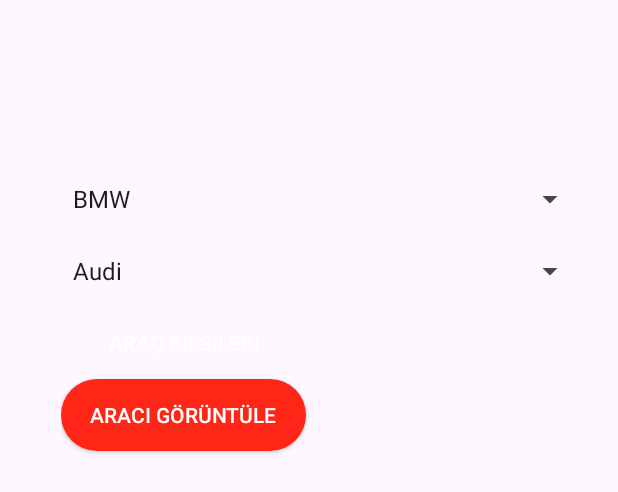
After one commit to MustafaIncee/AR-Project, an Android app: the layout activity_screen.xml on its own in the app's theme, with its tools: preview values and no code run, on a phone screen of 412 x 824 dp. The commit adds this screen. Shown: the top 492 px of the screen. Run offline under Robolectric (Android 15) with nearby library versions, the phone set to English and light mode, and no system bars.

Commit message:
screen activity

```diff
--- a/app/build.gradle.kts
+++ b/app/build.gradle.kts
@@ -37,7 +37,7 @@ android {
 
 dependencies {
 
-    implementation("androidx.core:core-ktx:1.9.0")
+    implementation("androidx.core:core-ktx:1.12.0")
     implementation("androidx.appcompat:appcompat:1.6.1")
     implementation("com.google.android.material:material:1.10.0")
     implementation("androidx.constraintlayout:constraintlayout:2.1.4")
--- a/app/src/main/AndroidManifest.xml
+++ b/app/src/main/AndroidManifest.xml
@@ -1,6 +1,7 @@
 <?xml version="1.0" encoding="utf-8"?>
 <manifest xmlns:android="http://schemas.android.com/apk/res/android"
-    xmlns:tools="http://schemas.android.com/tools">
+    xmlns:tools="http://schemas.android.com/tools"
+    package="com.example.ar_project_v1">
 
     <application
         android:allowBackup="true"
@@ -14,6 +15,9 @@
         tools:targetApi="31">
         <activity
             android:name=".MainActivity"
+            android:exported="true" />
+        <activity
+            android:name=".ScreenActivity"
             android:exported="true">
             <intent-filter>
                 <action android:name="android.intent.action.MAIN" />
--- /dev/null
+++ b/app/src/main/res/drawable/aracbilgibutton.xml
@@ -0,0 +1,5 @@
+<?xml version="1.0" encoding="utf-8"?>
+<shape xmlns:android="http://schemas.android.com/apk/res/android">
+    <corners android:radius="50dp"></corners>
+
+</shape>
--- /dev/null
+++ b/app/src/main/res/drawable/aracgoruntulebutton.xml
@@ -0,0 +1,6 @@
+<?xml version="1.0" encoding="utf-8"?>
+<shape xmlns:android="http://schemas.android.com/apk/res/android">
+<solid android:color="#FF2517"></solid>
+    <corners android:radius="100dp"></corners>
+
+</shape>
--- /dev/null
+++ b/app/src/main/res/layout/activity_screen.xml
@@ -0,0 +1,82 @@
+<?xml version="1.0" encoding="utf-8"?>
+<androidx.constraintlayout.widget.ConstraintLayout xmlns:android="http://schemas.android.com/apk/res/android"
+    xmlns:app="http://schemas.android.com/apk/res-auto"
+    xmlns:tools="http://schemas.android.com/tools"
+    android:layout_width="match_parent"
+    android:layout_height="match_parent"
+    tools:context=".ScreenActivity">
+
+    <ScrollView
+        android:id="@+id/scrollView2"
+        android:layout_width="394dp"
+        android:layout_height="672dp"
+        android:fillViewport="true"
+        android:padding="16dp"
+        app:layout_constraintBottom_toBottomOf="parent"
+        app:layout_constraintEnd_toEndOf="parent"
+        app:layout_constraintStart_toStartOf="parent"
+        app:layout_constraintTop_toTopOf="parent"
+        tools:context=".MainScreenActivity">
+
+        <LinearLayout
+            android:layout_width="match_parent"
+            android:layout_height="wrap_content"
+            android:layout_marginTop="1dp"
+            android:orientation="vertical"
+            android:padding="15dp">
+
+
+
+            <Spinner
+                android:id="@+id/marka"
+                android:layout_width="350dp"
+                android:layout_height="48dp"
+                android:entries="@array/markalar"
+                android:hint="Marka giriniz"
+                android:inputType="text" />
+
+
+            <Spinner
+                android:id="@+id/model"
+                android:layout_width="350dp"
+                android:layout_height="48dp"
+                android:entries="@array/modeller"
+                android:hint="Seri giriniz"
+                android:inputType="text" />
+
+            <androidx.appcompat.widget.AppCompatButton
+                android:id="@+id/bilgi"
+                style="@style/Widget.AppCompat.Button.Colored"
+                android:layout_width="164dp"
+                android:layout_height="48dp"
+                android:background="@drawable/aracbilgibutton"
+                android:text="Araç Bilgileri"
+                android:textColor="@color/design_default_color_background"
+                android:textColorHighlight="@color/design_default_color_error"
+                android:textColorHint="#FE2517"
+                android:textColorLink="#FE2517"
+                app:layout_constraintBottom_toBottomOf="@+id/scrollView2"
+                app:layout_constraintEnd_toEndOf="parent"
+                app:layout_constraintStart_toStartOf="parent" />
+
+            <androidx.appcompat.widget.AppCompatButton
+                android:id="@+id/goruntule"
+                style="@style/Widget.AppCompat.Button.Colored"
+                android:layout_width="163dp"
+                android:layout_height="48dp"
+                android:background="@drawable/aracgoruntulebutton"
+                android:text="Aracı Görüntüle"
+                android:textColor="@color/design_default_color_background"
+                android:textColorHighlight="@color/design_default_color_error"
+                android:textColorHint="#FE2517"
+                android:textColorLink="#FE2517"
+                app:layout_constraintBottom_toBottomOf="@+id/scrollView2"
+                app:layout_constraintEnd_toEndOf="parent"
+                app:layout_constraintStart_toStartOf="parent" />
+
+
+        </LinearLayout>
+    </ScrollView>
+
+
+</androidx.constraintlayout.widget.ConstraintLayout>
--- a/app/src/main/res/values/strings.xml
+++ b/app/src/main/res/values/strings.xml
@@ -1,3 +1,19 @@
 <resources>
     <string name="app_name">Ar-Project</string>
+
+    <string-array name="markalar">
+        <item>BMW</item>
+        <item>Mercedes</item>
+        <item>Porsche</item>
+
+    </string-array>
+
+    <string-array name="modeller">
+        <item>Audi</item>
+        <item>BMW</item>
+        <item>Citroën</item>
+        <item>Toyota</item>
+
+    </string-array>
+
 </resources>
```
Also changed, not shown: app/src/main/java/com/example/ar_project_v1/MainActivity.kt (+29 -22 lines), app/src/main/java/com/example/ar_project_v1/ScreenActivity.kt (added, +72 -0 lines), app/src/main/res/layout/activity_main.xml (+40 -17 lines), app/src/main/res/menu/menu_bottom_navigation.xml (added, +19 -0 lines), 3 other files.
